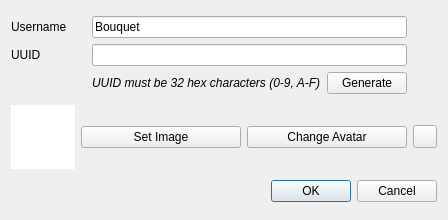
The window that src/yuzu/configuration/system/new_user_dialog.ui (justr4mzi/bouquet) describes before a commit, drawn with Qt 5.
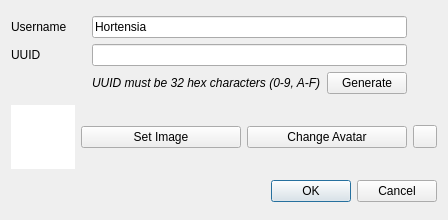
The same window after the commit.

Commit message:
Rename Bouquet to Hortensia: name, data folder, log file, icons from the hydrangea logo, deep violet theme
Imports at the first start now also offer Bouquet and Eglantine's new folder.

Patch:
```diff
--- a/src/yuzu/configuration/system/new_user_dialog.ui
+++ b/src/yuzu/configuration/system/new_user_dialog.ui
@@ -57,7 +57,7 @@
      <item row="0" column="1" colspan="2">
       <widget class="QLineEdit" name="username">
        <property name="text">
-        <string>Bouquet</string>
+        <string>Hortensia</string>
        </property>
       </widget>
      </item>
```
The commit also changes 62 other files.
